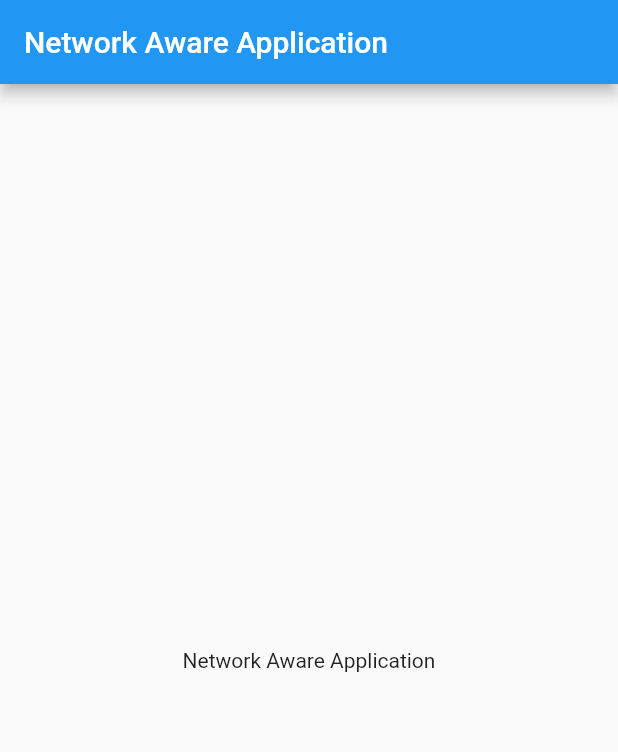
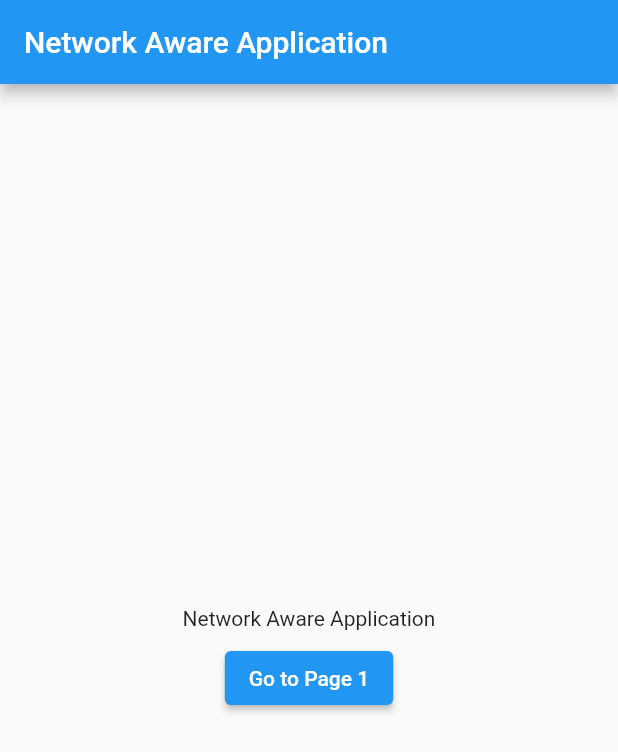
Before and after one commit to msarkrish/network_aware_flutter_application, a Flutter app: the screen it shows after launch, on a phone screen of 412 x 824 dp. Shown: the top 752 px of the screen. Run offline on Flutter 3.47's test engine with Material 2 defaults, Android fonts, the phone set to English and light mode, and no system bars; our stand-ins replace data_connection_checker.

Commit message:
new page added and code optimized.

```diff
--- a/lib/main.dart
+++ b/lib/main.dart
@@ -1,29 +1,28 @@
 import 'package:data_connection_checker/data_connection_checker.dart';
 import 'package:flutter/material.dart';
-import 'package:network_aware_flutter_application/services/data_connectivity_service.dart';
+import 'package:network_aware_flutter_application/page_one.dart';
 import 'package:network_aware_flutter_application/widgets/internet_not_available.dart';
 import 'package:provider/provider.dart';
 
 void main() => runApp(MyApp());
 
 class MyApp extends StatelessWidget {
-  // This widget is the root of your application.
   @override
   Widget build(BuildContext context) {
-    return MaterialApp(
-        title: 'Network Aware Application',
-        debugShowCheckedModeBanner: false,
-        theme: ThemeData(
-          primarySwatch: Colors.blue,
-        ),
-        home: StreamProvider<DataConnectionStatus>(
-          create: (context) {
-            return DataConnectivityService()
-                .connectivityStreamController
-                .stream;
-          },
-          child: MyHomePage(title: 'Network Aware Application'),
-        ));
+    return StreamProvider<DataConnectionStatus>(
+      create: (_) {
+        return DataConnectionChecker().onStatusChange;
+      },
+      child: MaterialApp(
+          title: 'Network Aware Application',
+          debugShowCheckedModeBanner: false,
+          theme: ThemeData(
+            primarySwatch: Colors.blue,
+          ),
+          home: MyHomePage(
+            title: 'Network Aware Application',
+          )),
+    );
   }
 }
 
@@ -39,12 +38,6 @@ class MyHomePage extends StatefulWidget {
 class _MyHomePageState extends State<MyHomePage> {
   @override
   Widget build(BuildContext context) {
-    // This method is rerun every time setState is called, for instance as done
-    // by the _incrementCounter method above.
-    //
-    // The Flutter framework has been optimized to make rerunning build methods
-    // fast, so that you can just rebuild anything that needs updating rather
-    // than having to individually change instances of widgets.
     return Scaffold(
       appBar: AppBar(
         title: Text(widget.title),
@@ -57,11 +50,25 @@ class _MyHomePageState extends State<MyHomePage> {
                   DataConnectionStatus.disconnected,
               child: InternetNotAvailable()),
           Expanded(
-              child: Center(
-            child: Text('Network Aware Application'),
+              child: Column(
+            mainAxisAlignment: MainAxisAlignment.center,
+            children: [
+              Text('Network Aware Application'),
+              SizedBox(
+                height: 8.0,
+              ),
+              ElevatedButton(
+                  onPressed: () {
+                    Navigator.push(context,
+                        MaterialPageRoute(builder: (context) {
+                      return Page1();
+                    }));
+                  },
+                  child: Text('Go to Page 1')),
+            ],
           ))
         ],
-      ), // This trailing comma makes auto-formatting nicer for build methods.
+      ),
     );
   }
 }
```
Also changed, not shown: lib/page_one.dart (added, +29 -0 lines), pubspec.lock.
